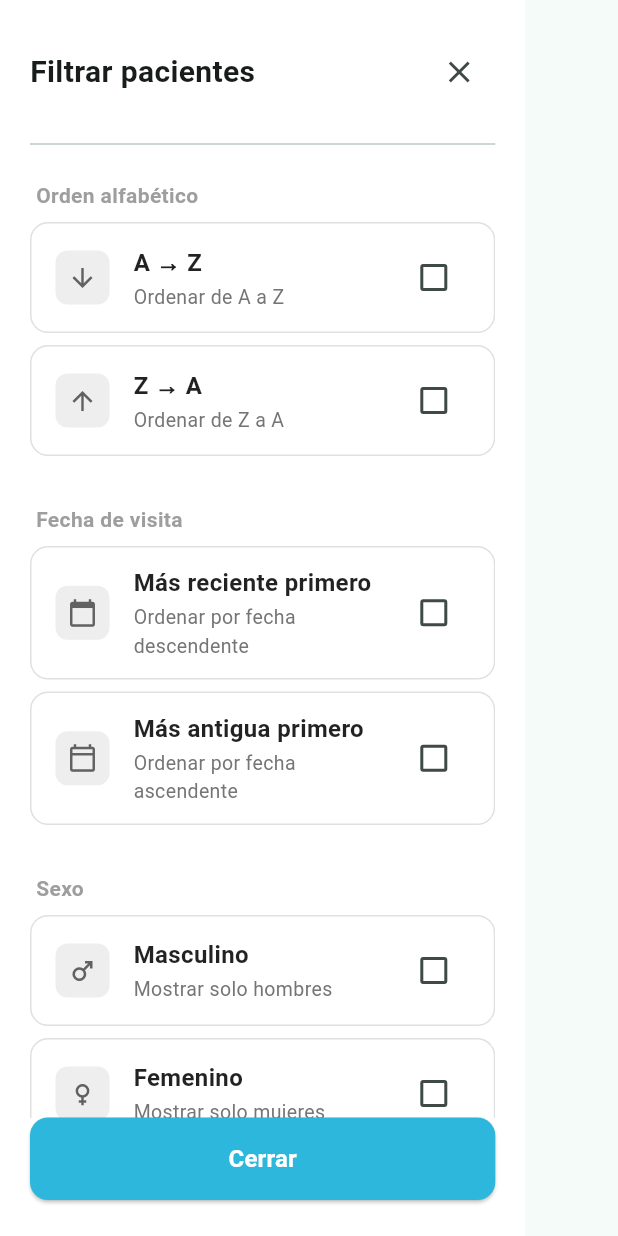
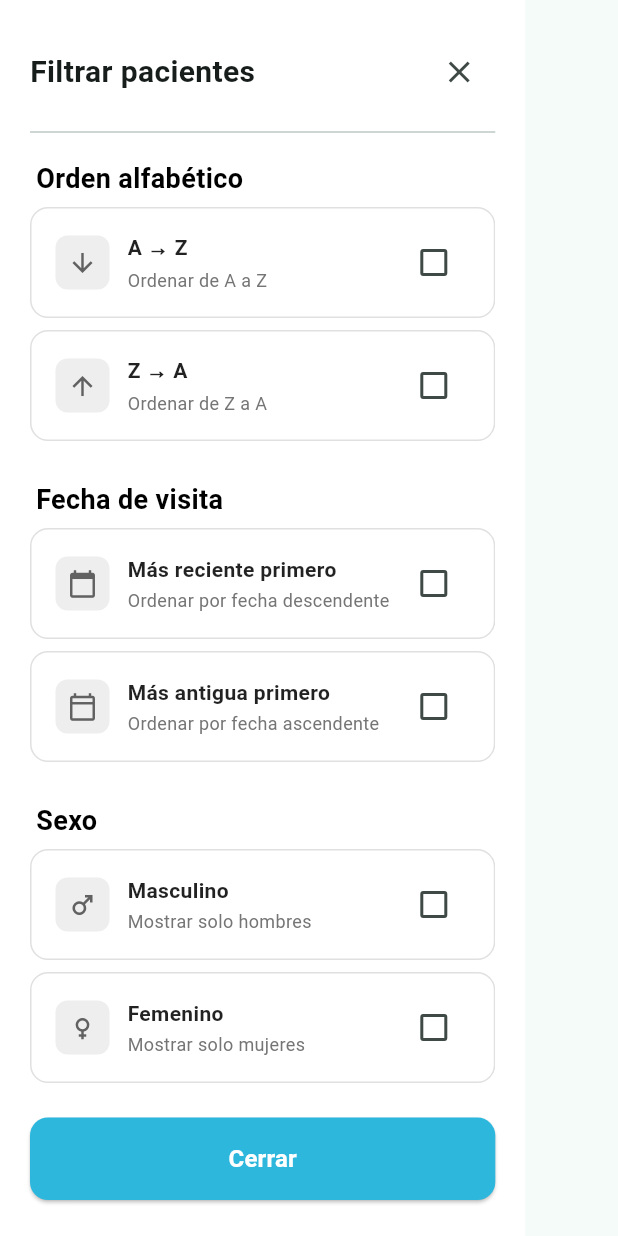
Before and after one commit to a-fernandez21/screens_fisiomap, a Flutter app: the FilterBottomSheet widget shown alone on an empty page, opened directly with empty values, on a phone screen of 412 x 824 dp. Run offline on Flutter 3.47's test engine with Material 3 defaults, Android fonts, the phone set to English and light mode, and no system bars; missing offline and left inert: pumpun_core.

Commit message:
refactor(filter_side_sheet): sizes modified
Co-Authored-By: Alexia Fernández  <232521444+a-fernandez21@users.noreply.github.com>

```diff
--- a/lib/modules/patient_list/widgets/filter_option_checkbox.dart
+++ b/lib/modules/patient_list/widgets/filter_option_checkbox.dart
@@ -54,7 +54,7 @@ class FilterOptionCheckbox extends StatelessWidget {
                 size: 20,
               ),
             ),
-            const SizedBox(width: 16),
+            const SizedBox(width: 12),
             // Text
             Expanded(
               child: Column(
@@ -63,7 +63,7 @@ class FilterOptionCheckbox extends StatelessWidget {
                   Text(
                     title,
                     style: TextStyle(
-                      fontSize: 16,
+                      fontSize: 14,
                       fontWeight: FontWeight.w600,
                       color: isSelected
                           ? const Color.fromARGB(255, 45, 183, 221)
@@ -74,7 +74,7 @@ class FilterOptionCheckbox extends StatelessWidget {
                   Text(
                     subtitle,
                     style: TextStyle(
-                      fontSize: 13,
+                      fontSize: 12,
                       color: Colors.grey.shade600,
                     ),
                   ),
--- a/lib/modules/patient_list/widgets/filter_side_sheet.dart
+++ b/lib/modules/patient_list/widgets/filter_side_sheet.dart
@@ -122,7 +122,7 @@ class _FilterBottomSheetState extends State<FilterBottomSheet> {
                   ),
                 ],
               ),
-              const SizedBox(height: 16),
+              const SizedBox(height: 8),
               const Divider(),
               const SizedBox(height: 8),
               // Filter options
@@ -243,13 +243,13 @@ class _FilterBottomSheetState extends State<FilterBottomSheet> {
 
   Widget _buildSectionTitle(String title) {
     return Padding(
-      padding: const EdgeInsets.only(left: 4, bottom: 8, top: 8),
+      padding: const EdgeInsets.only(left: 4, bottom: 6, top: 2),
       child: Text(
         title,
         style: const TextStyle(
-          fontSize: 14,
+          fontSize: 18,
           fontWeight: FontWeight.w600,
-          color: Colors.grey,
+          color: Color.fromARGB(255, 0, 0, 0),
         ),
       ),
     );
```
